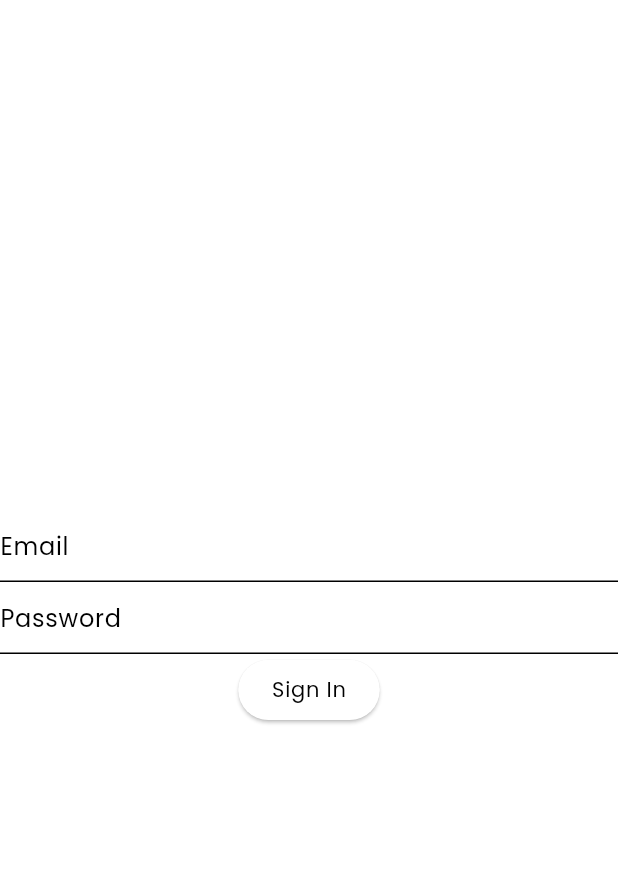
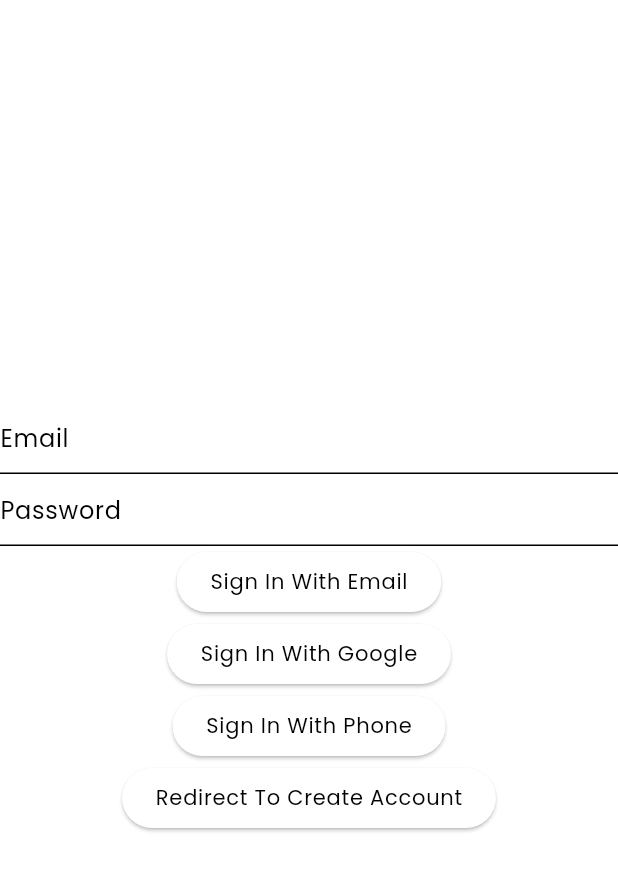
Before and after one commit to Vanhoai/wflow, a Flutter app: the screen it shows after launch, on a phone screen of 412 x 824 dp. Shown: the top 871 px of the screen. Run offline on Flutter 3.47's test engine with Material 2 defaults, Android fonts, the phone set to English and light mode, and no system bars; our stand-ins replace dartz, dio, equatable, firebase_auth, firebase_core, firebase_messaging and 7 more; missing offline and left inert: flutter_config_plus; accounts and stored records are empty.

Commit message:
add auth firebase

```diff
--- a/lib/common/app.dart
+++ b/lib/common/app.dart
@@ -44,6 +44,14 @@ class _AppState extends State<App> {
                   alignment: Alignment.center,
                   children: [
                     MaterialApp(
+                      builder: (context, child) {
+                        Widget error = const Text('...rendering error...');
+                        if (widget is Scaffold || widget is Navigator) {
+                          error = Scaffold(body: Center(child: error));
+                        }
+                        ErrorWidget.builder = (errorDetails) => error;
+                        return child!;
+                      },
                       debugShowCheckedModeBanner: false,
                       title: EnvironmentConfiguration.appHeading,
                       theme: themeData,
--- a/lib/common/injection.dart
+++ b/lib/common/injection.dart
@@ -8,6 +8,7 @@ import 'package:wflow/modules/auth/data/auth_repository_impl.dart';
 import 'package:wflow/modules/auth/data/auth_service.dart';
 import 'package:wflow/modules/auth/domain/auth_repository.dart';
 import 'package:wflow/modules/auth/domain/auth_usecase.dart';
+import 'package:wflow/modules/auth/presentation/create_account/bloc/bloc.dart';
 import 'package:wflow/modules/auth/presentation/sign_in/bloc/bloc.dart';
 
 final GetIt instance = GetIt.instance;
@@ -33,7 +34,9 @@ Future<void> initAppInjection() async {
   instance.registerLazySingleton<AuthUseCase>(() => AuthUseCaseImpl(authRepository: instance.get<AuthRepository>()));
 
   // bloc
-  instance.registerLazySingleton<SignInBloc>(() => SignInBloc(authUseCase: instance.get<AuthUseCase>(), secureStorage: instance.get<SecureStorage>()));
+  instance.registerLazySingleton<SignInBloc>(
+      () => SignInBloc(authUseCase: instance.get<AuthUseCase>(), secureStorage: instance.get<SecureStorage>()));
+  instance.registerLazySingleton<CreateAccountBloc>(() => CreateAccountBloc(authUseCase: instance.get<AuthUseCase>()));
   instance.registerLazySingleton<AppBloc>(() => AppBloc());
   instance.registerLazySingleton<AppLoadingBloc>(() => AppLoadingBloc());
 }
--- a/lib/configuration/environment.dart
+++ b/lib/configuration/environment.dart
@@ -5,4 +5,5 @@ class EnvironmentConfiguration {
   static String appVersion = FlutterConfigPlus.get("APP_VERSION");
   static String apiBaseUrl = FlutterConfigPlus.get("API_BASE_URL");
   static String appHeading = FlutterConfigPlus.get("APP_HEADING");
+  static String applicationID = FlutterConfigPlus.get("APPLICATION_ID");
 }
--- a/lib/core/routes/routes.dart
+++ b/lib/core/routes/routes.dart
@@ -2,6 +2,8 @@ import 'package:flutter/material.dart';
 
 import 'package:wflow/common/injection.dart';
 import 'package:wflow/core/routes/keys.dart';
+import 'package:wflow/modules/auth/presentation/create_account/bloc/bloc.dart';
+import 'package:wflow/modules/auth/presentation/create_account/create_account.dart';
 
 import 'package:wflow/modules/auth/presentation/sign_in/bloc/bloc.dart';
 import 'package:wflow/modules/auth/presentation/sign_in/sign_in.dart';
@@ -11,9 +13,14 @@ class AppRoutes {
   static Route<dynamic> generateRoute(RouteSettings settings) {
     switch (settings.name) {
       case RouteKeys.signInScreen:
-        return MaterialPageRoute(builder: (_) => SignInScreen(signInBloc: instance.get<SignInBloc>()));
+        return MaterialPageRoute(
+          builder: (_) => SignInScreen(signInBloc: instance.get<SignInBloc>()),
+        );
       case RouteKeys.createAccountScreen:
-        return MaterialPageRoute(builder: (_) => Container());
+        final args = settings.arguments as String;
+        return MaterialPageRoute(
+          builder: (_) => CreateAccountScreen(createAccountBloc: instance.get<CreateAccountBloc>(), str: args),
+        );
       case RouteKeys.bottomScreen:
         return MaterialPageRoute(builder: (_) => const BottomNavigation());
       default:
--- a/lib/main.dart
+++ b/lib/main.dart
@@ -2,7 +2,7 @@ import 'package:flutter/material.dart';
 import 'package:flutter_config_plus/flutter_config_plus.dart';
 import 'package:wflow/common/app.dart';
 import 'package:wflow/common/injection.dart';
-import 'package:wflow/common/libs/firebase.dart';
+import 'package:wflow/common/libs/libs.dart';
 
 Future<void> main() async {
   WidgetsFlutterBinding.ensureInitialized(); // required by FlutterConfig
--- a/lib/modules/auth/data/auth_repository_impl.dart
+++ b/lib/modules/auth/data/auth_repository_impl.dart
@@ -22,7 +22,7 @@ class AuthRepositoryImpl implements AuthRepository {
   }
 
   @override
-  Future<Either<AuthEntity, Failure>> signUp(String email, String password) async {
+  Future<Either<AuthEntity, Failure>> signUpWithEmail(String email, String password) async {
     try {
       final response = await authService.signIn(email, password);
       HttpResponse httpResponse = HttpResponse.fromJson(response);
--- a/lib/modules/auth/data/auth_service.dart
+++ b/lib/modules/auth/data/auth_service.dart
@@ -22,8 +22,8 @@ class AuthServiceImpl implements AuthService {
       final response = await agent.dio.post(
         "/auth/sign-in",
         data: json.encode({
-          "email": "hoaitv241223@gmail.com",
-          "password": "hoaitv241223",
+          "email": email,
+          "password": password,
         }),
       );
 
--- a/lib/modules/auth/domain/auth_repository.dart
+++ b/lib/modules/auth/domain/auth_repository.dart
@@ -5,5 +5,5 @@
 
 abstract class AuthRepository {
   Future<Either<AuthEntity, Failure>> signIn(String email, String password);
-  Future<Either<AuthEntity, Failure>> signUp(String email, String password);
+  Future<Either<AuthEntity, Failure>> signUpWithEmail(String email, String password);
 }
--- a/lib/modules/auth/domain/auth_usecase.dart
+++ b/lib/modules/auth/domain/auth_usecase.dart
@@ -6,7 +6,7 @@
 
 abstract class AuthUseCase {
   Future<Either<AuthEntity, Failure>> signIn(String email, String password);
-  Future<Either<AuthEntity, Failure>> signUp(String email, String password);
+  Future<Either<AuthEntity, Failure>> signUpWithEmail(String email, String password);
 }
 
 class AuthUseCaseImpl implements AuthUseCase {
@@ -20,7 +20,7 @@
   }
 
   @override
-  Future<Either<AuthEntity, Failure>> signUp(String email, String password) {
-    return authRepository.signUp(email, password);
+  Future<Either<AuthEntity, Failure>> signUpWithEmail(String email, String password) {
+    return authRepository.signUpWithEmail(email, password);
   }
 }
--- a/lib/modules/auth/presentation/create_account/bloc/bloc.dart
+++ b/lib/modules/auth/presentation/create_account/bloc/bloc.dart
@@ -1,2 +1,12 @@
+import 'package:equatable/equatable.dart';
+import 'package:flutter_bloc/flutter_bloc.dart';
+import 'package:wflow/modules/auth/domain/auth_usecase.dart';
+
 part 'event.dart';
 part 'state.dart';
+
+class CreateAccountBloc extends Bloc<CreateAccountEvent, CreateAccountState> {
+  final AuthUseCase authUseCase;
+
+  CreateAccountBloc({required this.authUseCase}) : super(const CreateAccountState());
+}
--- a/lib/modules/auth/presentation/sign_in/bloc/bloc.dart
+++ b/lib/modules/auth/presentation/sign_in/bloc/bloc.dart
@@ -23,10 +23,11 @@ class SignInBloc extends Bloc<SignInEvent, SignInState> {
 
   FutureOr<void> onSignInSubmitted(SignInSubmitted event, Emitter<SignInState> emit) async {
     instance.get<AppLoadingBloc>().add(AppShowLoadingEvent());
-    final response = await authUseCase.signIn(event.email, event.password);
+    final response = await authUseCase.signIn("hoaitv241223@gmail.com", "hoaitv241223");
     instance.get<AppLoadingBloc>().add(AppHideLoadingEvent());
     response.fold(
       (AuthEntity authEntity) {
+        print("Auth Entity ${authEntity.accessToken}");
         secureStorage.write(AppConstants.accessTokenKey, authEntity.accessToken);
         secureStorage.write(AppConstants.refreshTokenKey, authEntity.refreshToken);
         emit(SignInSuccess());
--- a/lib/modules/auth/presentation/sign_in/sign_in.dart
+++ b/lib/modules/auth/presentation/sign_in/sign_in.dart
@@ -36,6 +36,15 @@ class _SignInScreenState extends State<SignInScreen> {
     print("Google ${response.toString()}");
   }
 
+  Future<dynamic> signInWithEmailLink() async {
+    const String email = "hardy251223@gmail.com";
+    await FirebaseService.signInWithEmailLink(email);
+  }
+
+  Future<void> signInWithPhoneNumber() async {
+    await FirebaseService.signInWithPhoneNumber();
+  }
+
   @override
   void dispose() {
     emailController.dispose();
@@ -71,9 +80,34 @@ class _SignInScreenState extends State<SignInScreen> {
               ),
             ),
             ElevatedButton(
+              onPressed: signInWithEmailLink,
+              child: Text(
+                "Sign In With Email",
+                style: Theme.of(context).textTheme.labelMedium,
+              ),
+            ),
+            ElevatedButton(
               onPressed: signInWithGoogle,
               child: Text(
-                "Sign In",
+                "Sign In With Google",
+                style: Theme.of(context).textTheme.labelMedium,
+              ),
+            ),
+            ElevatedButton(
+              onPressed: () => signInWithPhoneNumber(),
+              child: Text(
+                "Sign In With Phone",
+                style: Theme.of(context).textTheme.labelMedium,
+              ),
+            ),
+            ElevatedButton(
+              onPressed: () {
+                // Navigator.of(context).push(createRoute());
+                // convert to push name use animation the same
+                Navigator.of(context).pushNamed(RouteKeys.createAccountScreen, arguments: "Hi");
+              },
+              child: Text(
+                "Redirect To Create Account",
                 style: Theme.of(context).textTheme.labelMedium,
               ),
             )
```
Also changed, not shown: lib/common/libs/firebase.dart (+42 -14 lines), lib/core/routes/anim.dart (added, +28 -0 lines), lib/modules/auth/presentation/create_account/bloc/event.dart (+7 -0 lines), lib/modules/auth/presentation/create_account/bloc/state.dart (+7 -0 lines), lib/modules/auth/presentation/create_account/create_account.dart (+22 -2 lines), 2 other files.
